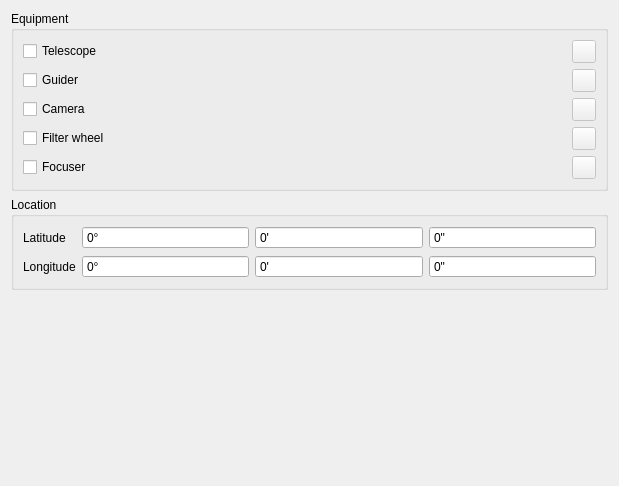
The window that qt/frames/settings.ui (EthanChappel/Ecliptic) describes before a commit, drawn with Qt 5.
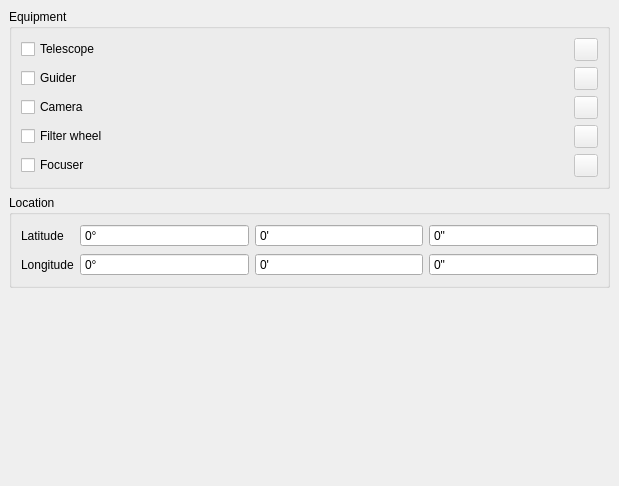
The same window after the commit. Icons and pictures are not drawn.

Patch:
```diff
--- a/qt/frames/settings.ui
+++ b/qt/frames/settings.ui
@@ -13,8 +13,44 @@
   <property name="windowTitle">
    <string>Frame</string>
   </property>
-  <layout class="QGridLayout" name="gridLayout_3">
-   <item row="0" column="0">
+  <layout class="QVBoxLayout" name="verticalLayout_2">
+   <property name="leftMargin">
+    <number>0</number>
+   </property>
+   <property name="topMargin">
+    <number>0</number>
+   </property>
+   <property name="rightMargin">
+    <number>0</number>
+   </property>
+   <property name="bottomMargin">
+    <number>0</number>
+   </property>
+   <item>
+    <widget class="QScrollArea" name="scrollArea">
+     <property name="frameShape">
+      <enum>QFrame::NoFrame</enum>
+     </property>
+     <property name="frameShadow">
+      <enum>QFrame::Plain</enum>
+     </property>
+     <property name="horizontalScrollBarPolicy">
+      <enum>Qt::ScrollBarAlwaysOff</enum>
+     </property>
+     <property name="widgetResizable">
+      <bool>true</bool>
+     </property>
+     <widget class="QWidget" name="scrollAreaWidgetContents">
+      <property name="geometry">
+       <rect>
+        <x>0</x>
+        <y>0</y>
+        <width>619</width>
+        <height>486</height>
+       </rect>
+      </property>
+      <layout class="QVBoxLayout" name="verticalLayout">
+       <item>
     <widget class="QGroupBox" name="equipment_group_box">
      <property name="sizePolicy">
       <sizepolicy hsizetype="Preferred" vsizetype="Fixed">
@@ -149,23 +185,7 @@
      </layout>
     </widget>
    </item>
-   <item row="2" column="0">
-    <spacer name="verticalSpacer_3">
-     <property name="orientation">
-      <enum>Qt::Vertical</enum>
-     </property>
-     <property name="sizeType">
-      <enum>QSizePolicy::Expanding</enum>
-     </property>
-     <property name="sizeHint" stdset="0">
-      <size>
-       <width>20</width>
-       <height>40</height>
-      </size>
-     </property>
-    </spacer>
-   </item>
-   <item row="1" column="0">
+       <item>
     <widget class="QGroupBox" name="location_group_box">
      <property name="sizePolicy">
       <sizepolicy hsizetype="Preferred" vsizetype="Fixed">
@@ -342,6 +362,26 @@
        </widget>
       </item>
      </layout>
+        </widget>
+       </item>
+       <item>
+        <spacer name="verticalSpacer_3">
+         <property name="orientation">
+          <enum>Qt::Vertical</enum>
+         </property>
+         <property name="sizeType">
+          <enum>QSizePolicy::Expanding</enum>
+         </property>
+         <property name="sizeHint" stdset="0">
+          <size>
+           <width>20</width>
+           <height>40</height>
+          </size>
+         </property>
+        </spacer>
+       </item>
+      </layout>
+     </widget>
     </widget>
    </item>
   </layout>
```
Lines whose indentation alone changed are shown as unchanged.
